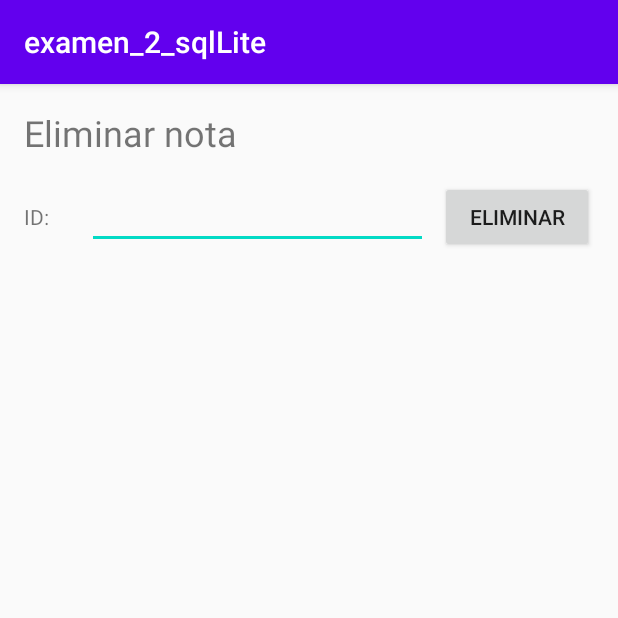
After one commit to jcarloshg/app_notes, an Android app: the DeleteNote screen opened directly, with no data from a screen before it, on a phone screen of 412 x 824 dp, the top half of it. The commit adds this screen. Run offline under Robolectric (Android 15) with nearby library versions, the phone set to English and light mode, and no system bars.

Commit message:
finish him

```diff
--- a/app/src/main/AndroidManifest.xml
+++ b/app/src/main/AndroidManifest.xml
@@ -9,7 +9,9 @@
         android:roundIcon="@mipmap/ic_launcher_round"
         android:supportsRtl="true"
         android:theme="@style/AppTheme">
-        <activity android:name=".screens.CreateNote"></activity>
+        <activity android:name=".screens.DeleteNote"></activity>
+        <activity android:name=".screens.ConsultNote" />
+        <activity android:name=".screens.CreateNote" />
         <activity android:name=".MenuPrincipal" />
         <activity android:name=".MainActivity">
             <intent-filter>
--- /dev/null
+++ b/app/src/main/java/com/example/examen_2_sqllite/screens/DeleteNote.java
@@ -0,0 +1,68 @@
+package com.example.examen_2_sqllite.screens;
+
+import androidx.appcompat.app.AppCompatActivity;
+
+import android.os.Bundle;
+import android.view.View;
+import android.widget.Button;
+import android.widget.EditText;
+import android.widget.Toast;
+
+import com.example.examen_2_sqllite.R;
+import com.example.examen_2_sqllite.db.DBNote;
+import com.example.examen_2_sqllite.db.DBNoteArticle;
+
+public class DeleteNote extends AppCompatActivity {
+
+    Button button_delete_note;
+    EditText editText_id_note_delete;
+
+    @Override
+    protected void onCreate(Bundle savedInstanceState) {
+        super.onCreate(savedInstanceState);
+        setContentView(R.layout.activity_delete_note);
+
+        init_component();
+
+        init_button_delete_note();
+    }
+
+    private void init_button_delete_note() {
+        button_delete_note.setOnClickListener(new View.OnClickListener() {
+            @Override
+            public void onClick(View v) {
+                DBNote dbNote = new DBNote(getApplicationContext());
+                DBNoteArticle dbNoteArticle = new DBNoteArticle(getApplicationContext());
+
+                final String note = editText_id_note_delete.getText().toString();
+                final int note_id = Integer.parseInt(note);
+
+                final boolean is_delelte_note =
+                        dbNote.delete_note(note_id) && dbNoteArticle.delete_note(note_id);
+
+                if (is_delelte_note) {
+                    Toast.makeText
+                            (
+                                    getApplicationContext(),
+                                    "se a eliminado correctamente la nota: " + note_id,
+                                    Toast.LENGTH_LONG
+                            ).show();
+                } else {
+                    Toast.makeText
+                            (
+                                    getApplicationContext(),
+                                    "No existe la nota",
+                                    Toast.LENGTH_LONG
+                            ).show();
+                }
+            }
+        });
+    }
+
+    private void init_component() {
+        button_delete_note = findViewById(R.id.button_delete_note);
+        editText_id_note_delete = findViewById(R.id.editText_id_note_delete);
+    }
+
+
+}
--- a/app/src/main/res/layout/activity_create_note.xml
+++ b/app/src/main/res/layout/activity_create_note.xml
@@ -38,12 +38,13 @@
 
     <TextView
         android:id="@+id/textView"
-        android:layout_width="wrap_content"
+        android:layout_width="0dp"
         android:layout_height="wrap_content"
         android:layout_marginStart="16dp"
         android:layout_marginTop="16dp"
         android:layout_marginEnd="16dp"
         android:text="Crear nota"
+        android:textSize="24sp"
         app:layout_constraintEnd_toEndOf="parent"
         app:layout_constraintStart_toStartOf="parent"
         app:layout_constraintTop_toTopOf="parent" />
--- /dev/null
+++ b/app/src/main/res/layout/activity_delete_note.xml
@@ -0,0 +1,58 @@
+<?xml version="1.0" encoding="utf-8"?>
+<androidx.constraintlayout.widget.ConstraintLayout xmlns:android="http://schemas.android.com/apk/res/android"
+    xmlns:app="http://schemas.android.com/apk/res-auto"
+    xmlns:tools="http://schemas.android.com/tools"
+    android:layout_width="match_parent"
+    android:layout_height="match_parent"
+    tools:context=".screens.DeleteNote">
+
+    <TextView
+        android:id="@+id/textView4"
+        android:layout_width="0dp"
+        android:layout_height="wrap_content"
+        android:layout_marginStart="16dp"
+        android:layout_marginTop="16dp"
+        android:layout_marginEnd="16dp"
+        android:text="Eliminar nota"
+        android:textSize="24sp"
+        app:layout_constraintEnd_toEndOf="parent"
+        app:layout_constraintStart_toStartOf="parent"
+        app:layout_constraintTop_toTopOf="parent" />
+
+    <LinearLayout
+        android:layout_width="0dp"
+        android:layout_height="wrap_content"
+        android:layout_marginStart="16dp"
+        android:layout_marginTop="16dp"
+        android:layout_marginEnd="16dp"
+        android:orientation="horizontal"
+        app:layout_constraintEnd_toEndOf="parent"
+        app:layout_constraintStart_toStartOf="parent"
+        app:layout_constraintTop_toBottomOf="@+id/textView4">
+
+        <TextView
+            android:id="@+id/textView5"
+            android:layout_width="wrap_content"
+            android:layout_height="wrap_content"
+            android:layout_weight="1"
+            android:text="ID: " />
+
+        <EditText
+            android:id="@+id/editText_id_note_delete"
+            android:layout_width="wrap_content"
+            android:layout_height="wrap_content"
+            android:layout_marginLeft="8dp"
+            android:layout_marginRight="8dp"
+            android:layout_weight="1"
+            android:ems="10"
+            android:inputType="number" />
+
+        <Button
+            android:id="@+id/button_delete_note"
+            android:layout_width="wrap_content"
+            android:layout_height="wrap_content"
+            android:layout_weight="1"
+            android:text="Eliminar" />
+    </LinearLayout>
+
+</androidx.constraintlayout.widget.ConstraintLayout>
--- a/app/src/main/res/layout/activity_menu_principal.xml
+++ b/app/src/main/res/layout/activity_menu_principal.xml
@@ -31,7 +31,8 @@
             android:layout_height="wrap_content"
             android:layout_marginLeft="16dp"
             android:layout_weight="1"
-            android:text="[NAME_EMPLOYE]" />
+            android:text="[NAME_EMPLOYE]"
+            android:textSize="24sp" />
     </LinearLayout>
 
     <LinearLayout
```
Also changed, not shown: app/src/main/java/com/example/examen_2_sqllite/MainActivity.java (+24 -4 lines), app/src/main/java/com/example/examen_2_sqllite/MenuPrincipal.java (+33 -1 lines), app/src/main/java/com/example/examen_2_sqllite/db/DB.java (+5 -3 lines), app/src/main/java/com/example/examen_2_sqllite/db/DBArticle.java (+41 -2 lines), app/src/main/java/com/example/examen_2_sqllite/db/DBNote.java (+18 -0 lines), app/src/main/java/com/example/examen_2_sqllite/db/DBNoteArticle.java (added, +98 -0 lines), app/src/main/java/com/example/examen_2_sqllite/db/DBUser.java (added, +80 -0 lines), app/src/main/java/com/example/examen_2_sqllite/entities/User.java (added, +48 -0 lines), app/src/main/java/com/example/examen_2_sqllite/screens/ConsultNote.java (added, +64 -0 lines), app/src/main/java/com/example/examen_2_sqllite/screens/CreateNote.java (+30 -0 lines), app/src/main/res/layout/activity_consult_note.xml (added, +71 -0 lines).
